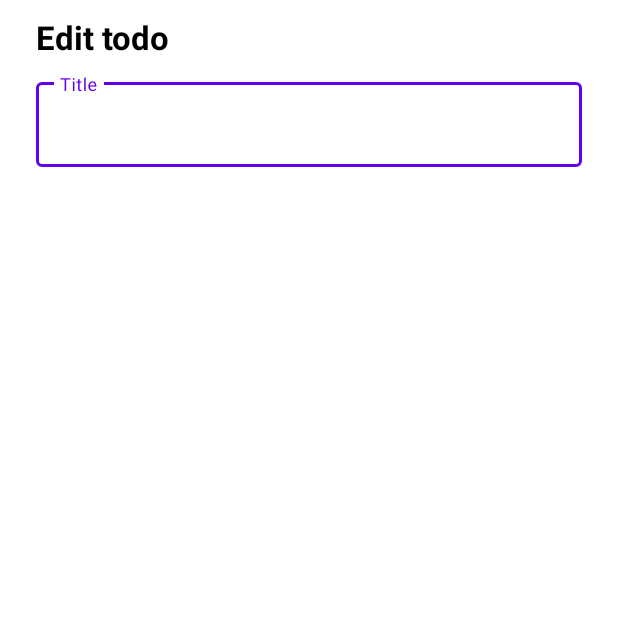
After one commit to gustavodahora/TodoAppBox, an Android app: the EditItem screen opened directly, with no data from a screen before it, on a phone screen of 412 x 824 dp, the top half of it. The commit adds this screen. Run offline under Robolectric (Android 15) with nearby library versions, the phone set to English and light mode, and no system bars.

Commit message:
Adding a new layout and edit item title and layout title on the screen

```diff
--- a/app/src/main/AndroidManifest.xml
+++ b/app/src/main/AndroidManifest.xml
@@ -9,7 +9,8 @@
         android:roundIcon="@mipmap/ic_launcher_round"
         android:supportsRtl="true"
         android:theme="@style/Theme.TodoAppBox">
-        <activity android:name=".ViewTodoItem"></activity>
+        <activity android:name=".EditItem"></activity>
+        <activity android:name=".ViewTodoItem" />
         <activity android:name=".EditTodoItem" />
         <activity android:name=".MainActivity">
             <intent-filter>
--- /dev/null
+++ b/app/src/main/java/dev/gustavodahora/todoappbox/EditItem.java
@@ -0,0 +1,14 @@
+package dev.gustavodahora.todoappbox;
+
+import androidx.appcompat.app.AppCompatActivity;
+
+import android.os.Bundle;
+
+public class EditItem extends AppCompatActivity {
+
+    @Override
+    protected void onCreate(Bundle savedInstanceState) {
+        super.onCreate(savedInstanceState);
+        setContentView(R.layout.activity_edit_item);
+    }
+}
--- a/app/src/main/java/dev/gustavodahora/todoappbox/MainActivity.java
+++ b/app/src/main/java/dev/gustavodahora/todoappbox/MainActivity.java
@@ -119,6 +119,7 @@ public class MainActivity extends AppCompatActivity {
 //                ImageView imgIcon = itemView.findViewById(R.id.item_img_icon);
 
                 ImageButton btnDelete = itemView.findViewById(R.id.btn_delete);
+                ImageButton btnEdit = itemView.findViewById(R.id.btn_edit);
 //
                 titleId.setText(item.getTitleId());
 
@@ -127,6 +128,10 @@ public class MainActivity extends AppCompatActivity {
                     notifyDataSetChanged();
                 });
 
+                btnEdit.setOnClickListener(v -> {
+                    startActivity( new Intent(MainActivity.this, EditItem.class));
+                });
+
             }
         }
     }
--- /dev/null
+++ b/app/src/main/res/layout/activity_edit_item.xml
@@ -0,0 +1,43 @@
+<?xml version="1.0" encoding="utf-8"?>
+<androidx.constraintlayout.widget.ConstraintLayout xmlns:android="http://schemas.android.com/apk/res/android"
+    xmlns:app="http://schemas.android.com/apk/res-auto"
+    xmlns:tools="http://schemas.android.com/tools"
+    android:layout_width="match_parent"
+    android:layout_height="match_parent"
+    tools:context=".EditItem">
+
+    <TextView
+        android:id="@+id/edit_todo"
+        android:layout_width="wrap_content"
+        android:layout_height="wrap_content"
+        android:text="@string/edit_todo"
+        android:textStyle="bold"
+        android:textColor="@color/black"
+        android:textSize="22sp"
+        android:layout_marginTop="10dp"
+        android:layout_marginStart="24dp"
+        app:layout_constraintStart_toStartOf="parent"
+        app:layout_constraintTop_toTopOf="parent"
+        />
+
+    <com.google.android.material.textfield.TextInputLayout
+        android:id="@+id/outlinedTextField"
+        android:layout_width="match_parent"
+        android:layout_height="wrap_content"
+        android:hint="@string/title"
+        style="@style/Widget.MaterialComponents.TextInputLayout.OutlinedBox"
+        app:layout_constraintTop_toBottomOf="@+id/edit_todo"
+        app:layout_constraintStart_toStartOf="parent"
+        app:layout_constraintEnd_toEndOf="parent"
+        android:layout_marginTop="10dp"
+        android:layout_marginHorizontal="24dp"
+        >
+
+        <com.google.android.material.textfield.TextInputEditText
+            android:layout_width="match_parent"
+            android:layout_height="wrap_content"
+            />
+
+    </com.google.android.material.textfield.TextInputLayout>
+
+</androidx.constraintlayout.widget.ConstraintLayout>
--- a/app/src/main/res/values/strings.xml
+++ b/app/src/main/res/values/strings.xml
@@ -1,7 +1,10 @@
 <resources>
     <string name="app_name">TodoAppBox</string>
+    <string name="edit_todo">Edit todo</string>
     <string name="floating_add">AddItemButton</string>
     <string name="setup_obs">Configurar OBS</string>
     <string name="button_delete">button delete</string>
     <string name="button_edit">button edit</string>
+    <string name="text">Text</string>
+    <string name="title">Title</string>
 </resources>
```
